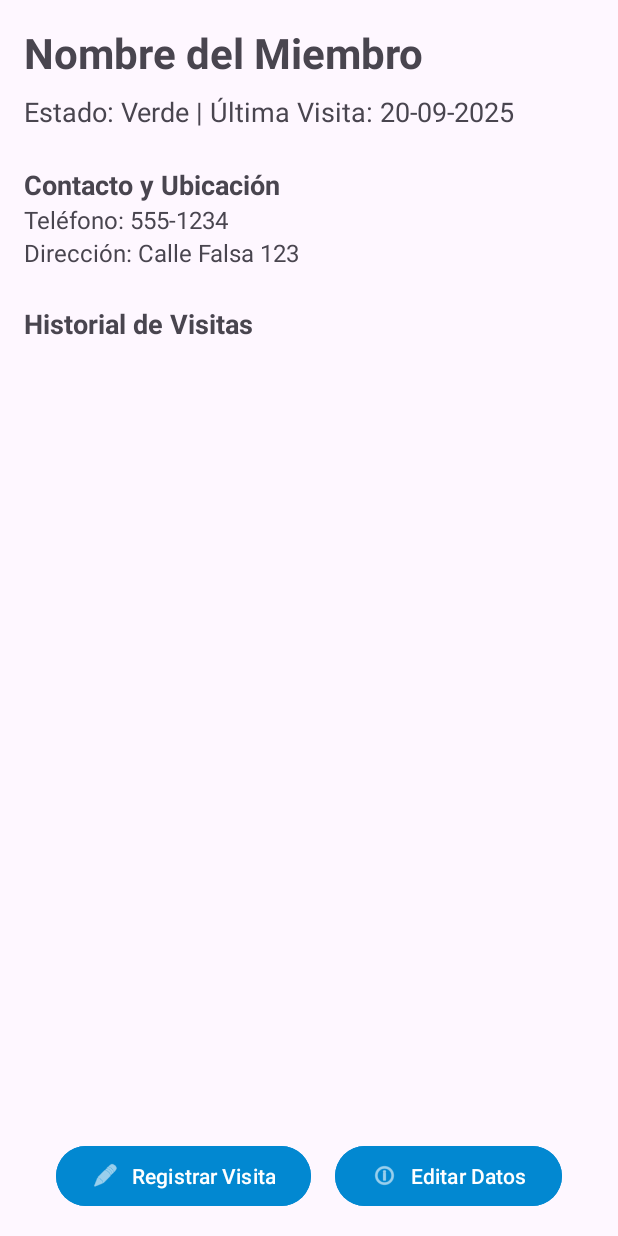
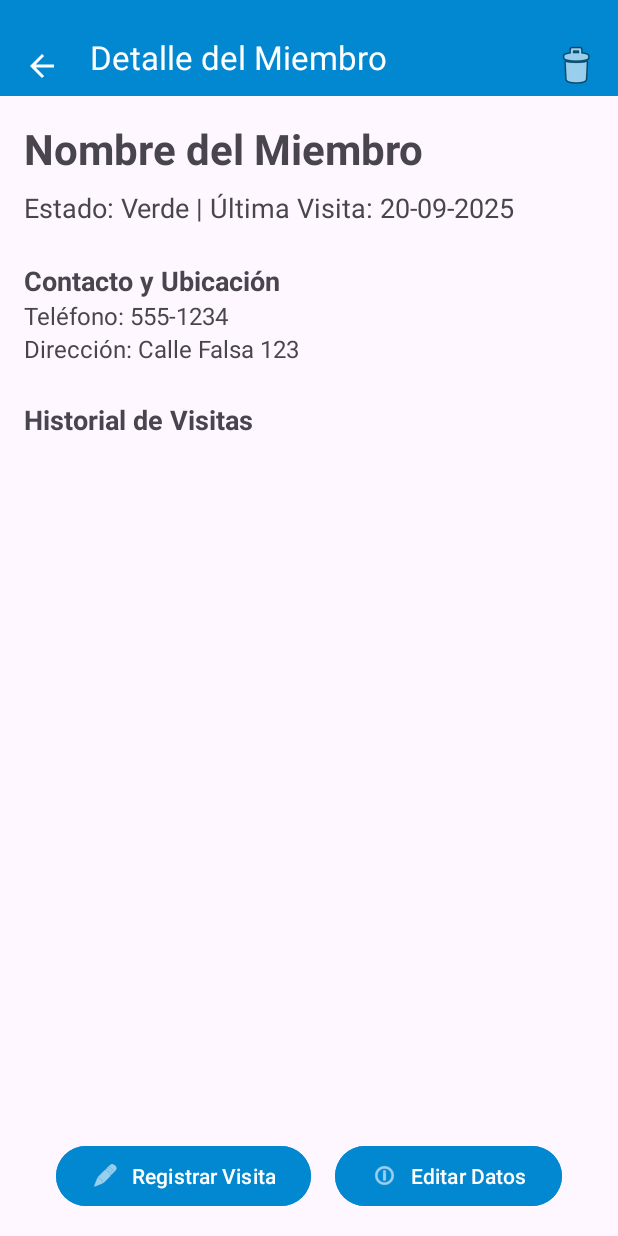
Before and after one commit to FabricioG2022/MiPrimeraApp, an Android app: the DetalleMiembroActivity screen opened directly, with no data from a screen before it, on a phone screen of 412 x 824 dp. Run offline under Robolectric (Android 15) with nearby library versions, the phone set to English and light mode, and no system bars; 1 statement that could not run was skipped.

Commit message:
feat: Nueva Toolbar de eliminacion de miembro

```diff
--- a/app/src/main/java/com/fabricodedev/myapplication/DetalleMiembroActivity.java
+++ b/app/src/main/java/com/fabricodedev/myapplication/DetalleMiembroActivity.java
@@ -5,6 +5,10 @@ import android.os.Bundle;
 import android.widget.Button;
 import android.widget.TextView;
 import android.widget.Toast;
+import android.view.Menu;
+import android.view.MenuItem;
+import androidx.appcompat.app.AlertDialog;
+import androidx.appcompat.widget.Toolbar;
 
 import androidx.appcompat.app.AppCompatActivity;
 import androidx.recyclerview.widget.LinearLayoutManager;
@@ -18,7 +22,7 @@ public class DetalleMiembroActivity extends AppCompatActivity {
 
     private String miembroId;
     private Miembro miembroActual;
-
+    private Toolbar toolbar;
     private TextView tvNombre, tvEstado, tvTelefono, tvDireccion;
     private RecyclerView rvHistorial;
     private Button btnRegistrarVisita, btnEditarDatos;
@@ -27,6 +31,15 @@ public class DetalleMiembroActivity extends AppCompatActivity {
     protected void onCreate(Bundle savedInstanceState) {
         super.onCreate(savedInstanceState);
         setContentView(R.layout.activity_detalle_miembro);
+
+        // ⭐ CONFIGURACIÓN DE LA TOOLBAR
+        toolbar = findViewById(R.id.toolbar_detalle);
+        setSupportActionBar(toolbar);
+        // Opcional: Mostrar el botón de atrás
+        if (getSupportActionBar() != null) {
+            getSupportActionBar().setTitle("Detalle del Miembro");
+            getSupportActionBar().setDisplayHomeAsUpEnabled(true);
+        }
 
         // 1. Obtener el ID del Intent que viene de MiembrosActivity
         miembroId = getIntent().getStringExtra("MIEMBRO_ID");
@@ -90,4 +103,52 @@ public class DetalleMiembroActivity extends AppCompatActivity {
         intent.putExtra("MIEMBRO_ID", miembroId);
         startActivity(intent);
     }
+    // 1. Inflar el menú en la ActionBar
+    @Override
+    public boolean onCreateOptionsMenu(Menu menu) {
+        getMenuInflater().inflate(R.menu.menu_detalle_miembro, menu);
+        return true;
+    }
+
+    // 2. Manejar la selección del ítem del menú
+    @Override
+    public boolean onOptionsItemSelected(MenuItem item) {
+        if (item.getItemId() == R.id.action_eliminar) {
+            confirmarEliminacion();
+            return true;
+        }
+        return super.onOptionsItemSelected(item);
+    }
+
+    // 3. Crear la función de eliminación y confirmación
+    private void confirmarEliminacion() {
+        // Es crucial pedir confirmación antes de una acción destructiva
+        new AlertDialog.Builder(this)
+                .setTitle("Confirmar Eliminación")
+                .setMessage("¿Está seguro de que desea eliminar a " + tvNombre.getText().toString() + " de la congregación? Esta acción es irreversible.")
+                .setPositiveButton("Eliminar", (dialog, which) -> {
+                    // Llama al método de eliminación
+                    eliminarMiembro(miembroId);
+                })
+                .setNegativeButton("Cancelar", null)
+                .show();
+    }
+
+    private void eliminarMiembro(String id) {
+        boolean eliminado = UserManager.getInstance().deleteMiembro(id);
+
+        if (eliminado) {
+            Toast.makeText(this, "Miembro eliminado con éxito.", Toast.LENGTH_SHORT).show();
+
+            // Finaliza la actividad para volver a MiembrosActivity
+            finish();
+        } else {
+            Toast.makeText(this, "Error: No se pudo encontrar el miembro para eliminar.", Toast.LENGTH_LONG).show();
+        }
+    }
+    @Override
+    public boolean onSupportNavigateUp() {
+        finish();
+        return true;
+    }
 }
--- a/app/src/main/res/layout/activity_detalle_miembro.xml
+++ b/app/src/main/res/layout/activity_detalle_miembro.xml
@@ -7,9 +7,20 @@
     android:layout_height="match_parent"
     tools:context=".DetalleMiembroActivity">
 
+    <androidx.appcompat.widget.Toolbar
+        android:id="@+id/toolbar_detalle"
+        android:layout_width="match_parent"
+        android:layout_height="?attr/actionBarSize"
+        android:background="?attr/colorPrimary"
+        app:titleTextColor="@android:color/white"
+        android:backgroundTint="#0288D1"
+        android:paddingTop="12dp"
+        android:theme="@style/ThemeOverlay.AppCompat.Dark.ActionBar" />
+
     <ScrollView
         android:layout_width="match_parent"
-        android:layout_height="match_parent">
+        android:layout_height="match_parent"
+        android:layout_marginTop="?attr/actionBarSize">
 
         <LinearLayout
             android:layout_width="match_parent"
--- /dev/null
+++ b/app/src/main/res/menu/menu_detalle_miembro.xml
@@ -0,0 +1,10 @@
+<?xml version="1.0" encoding="utf-8"?>
+<menu xmlns:android="http://schemas.android.com/apk/res/android"
+    xmlns:app="http://schemas.android.com/apk/res-auto">
+
+    <item
+        android:id="@+id/action_eliminar"
+        android:title="Eliminar Miembro"
+        android:icon="@android:drawable/ic_menu_delete"
+        app:showAsAction="ifRoom" />
+</menu>
```
Also changed, not shown: app/src/main/java/com/fabricodedev/myapplication/utils/UserManager.java (+12 -0 lines).
